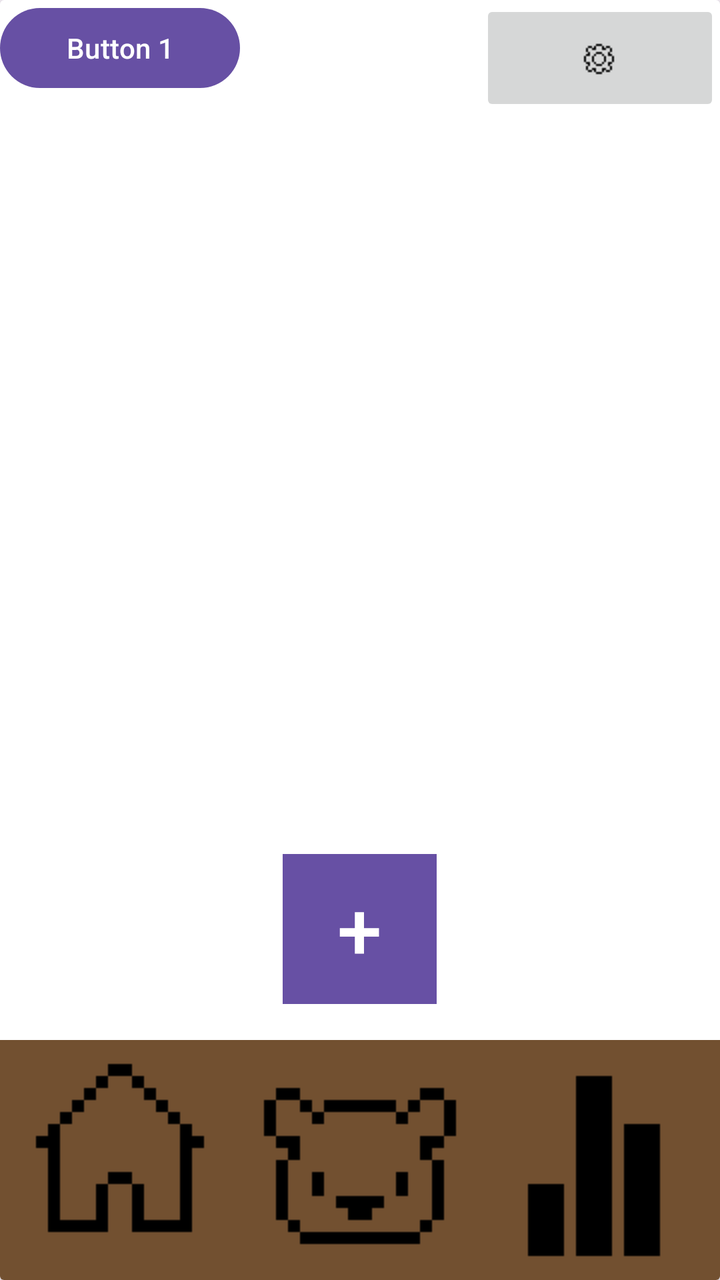
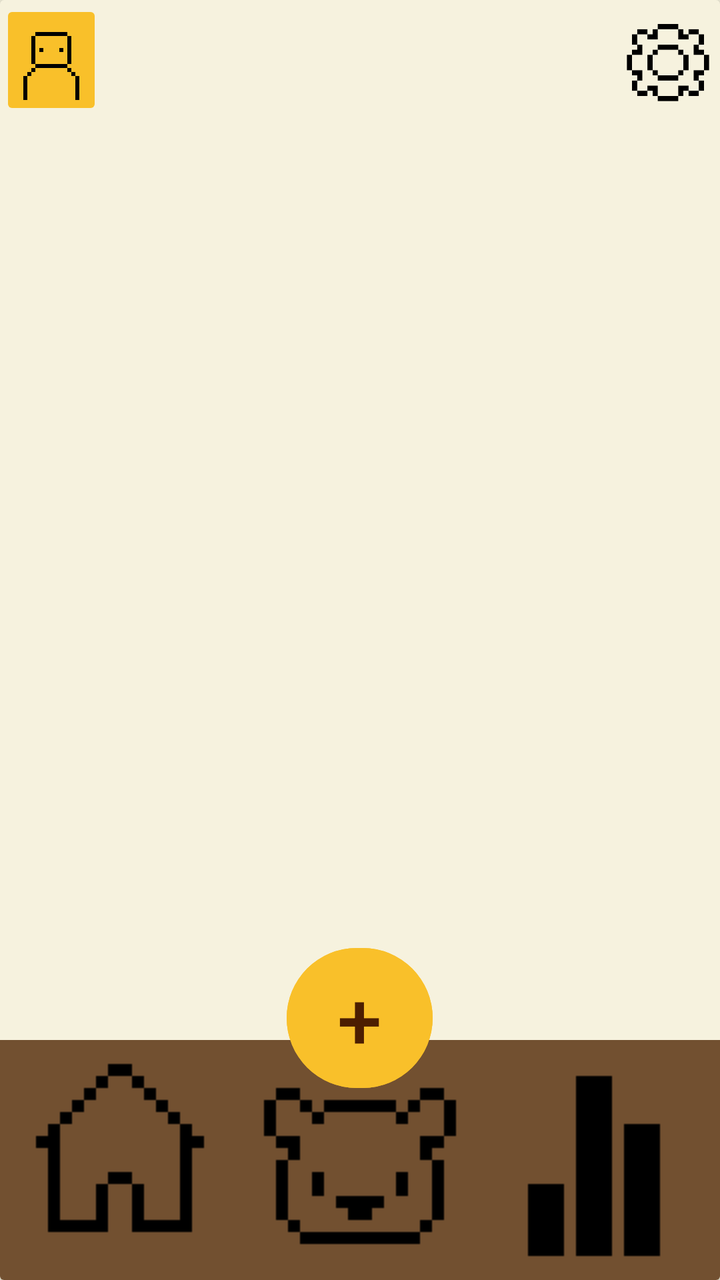

The first picture is an Android layout as it rendered before a commit; the second is the same layout after the commit. The layout source and the unified diff follow.
<!-- AndroidManifest.xml: application theme Theme.BeeBudgetingLimited -->
<!-- res/layout/activity_analytics.xml -->
<?xml version="1.0" encoding="utf-8"?>
<androidx.drawerlayout.widget.DrawerLayout xmlns:android="http://schemas.android.com/apk/res/android"
    xmlns:app="http://schemas.android.com/apk/res-auto"
    xmlns:tools="http://schemas.android.com/tools"
    android:id="@+id/main"
    android:layout_width="match_parent"
    android:layout_height="match_parent"
    tools:context=".Analytics">
    <androidx.cardview.widget.CardView
        android:layout_width="match_parent"
        android:layout_height="wrap_content">

        <LinearLayout
            android:layout_width="match_parent"
            android:layout_height="match_parent"
            android:orientation="vertical">

            
            <androidx.cardview.widget.CardView
                android:layout_width="match_parent"
                android:layout_height="wrap_content" />

            
            <LinearLayout
                android:layout_width="match_parent"
                android:layout_height="58dp"
                android:orientation="horizontal">

                <Button
                    android:id="@+id/ProfileBtn"
                    android:layout_width="0dp"
                    android:layout_height="wrap_content"
                    android:layout_weight="1"
                    android:text="Button 1" />

                <ImageView
                    android:id="@+id/imageView3"
                    android:layout_width="0dp"
                    android:layout_height="wrap_content"
                    android:layout_weight="1"
                    android:alpha="0"
                    app:srcCompat="@drawable/house" />

                <ImageButton
                    android:id="@+id/Settingsbtn"
                    android:layout_width="0dp"
                    android:layout_height="match_parent"
                    android:layout_weight="1"
                    app:srcCompat="@drawable/cogicon" />

            </LinearLayout>

        </LinearLayout>

        <LinearLayout
            android:layout_width="match_parent"
            android:layout_height="213dp"
            android:layout_gravity="bottom"
            android:layout_weight="1"
            android:gravity="bottom"
            android:orientation="vertical">

            <Button
                android:id="@+id/Addbtn"
                android:layout_width="77dp"
                android:layout_height="76dp"
                android:layout_gravity="center"
                android:text="+"
                android:textColorLink="#f2c560"
                android:textSize="40dp"
                app:iconSize="50dp"
                android:background="#f2c560"/>

            <LinearLayout
                android:layout_width="match_parent"
                android:layout_height="138dp"
                android:layout_gravity="bottom"
                android:gravity="bottom"
                android:orientation="horizontal">

                <ImageButton
                    android:id="@+id/Homebtn"
                    android:layout_width="wrap_content"
                    android:layout_height="wrap_content"
                    android:layout_weight="1"
                    app:srcCompat="@drawable/houseicon"
                    android:background="#725030"/>

                <ImageButton
                    android:id="@+id/Barrybtn"
                    android:layout_width="wrap_content"
                    android:layout_height="wrap_content"
                    android:layout_weight="1"
                    app:srcCompat="@drawable/bearicon"
                    android:background="#725030"/>

                <ImageButton
                    android:id="@+id/Analyticsbtn"
                    android:layout_width="wrap_content"
                    android:layout_height="wrap_content"
                    android:layout_weight="1"
                    app:srcCompat="@drawable/analyticsicon"
                    android:background="#725030"/>

            </LinearLayout>
        </LinearLayout>

    </androidx.cardview.widget.CardView>
</androidx.drawerlayout.widget.DrawerLayout>
<!-- resources referenced by this layout -->
<resources>
  <!-- drawable analyticsicon: png bitmap (drawable, 346 bytes) -->
  <!-- drawable bearicon: png bitmap (drawable, 423 bytes) -->
  <!-- drawable cogicon: png bitmap (drawable, 168 bytes) -->
  <!-- drawable house: png bitmap (drawable, 413934 bytes) -->
  <!-- drawable houseicon: png bitmap (drawable, 405 bytes) -->
  <style name="Theme.BeeBudgetingLimited" parent="Base.Theme.BeeBudgetingLimited" />
  <style name="Base.Theme.BeeBudgetingLimited" parent="Theme.Material3.DayNight.NoActionBar">
          
          
      </style>
</resources>

<!-- the commit's change to res/layout/activity_analytics.xml (unified diff, before → after) -->
@@ -5,10 +5,13 @@
     android:id="@+id/main"
     android:layout_width="match_parent"
     android:layout_height="match_parent"
-    tools:context=".Analytics">
+    tools:context=".Analytics"
+    android:background="@color/Cream">
+
     <androidx.cardview.widget.CardView
         android:layout_width="match_parent"
-        android:layout_height="wrap_content">
+        android:layout_height="wrap_content"
+        app:cardBackgroundColor="@color/Cream">
 
         <LinearLayout
             android:layout_width="match_parent"
@@ -23,15 +26,17 @@
             
             <LinearLayout
                 android:layout_width="match_parent"
-                android:layout_height="58dp"
+                android:layout_height="60dp"
                 android:orientation="horizontal">
 
-                <Button
+                <ImageButton
                     android:id="@+id/ProfileBtn"
+                    app:srcCompat="@drawable/profileicon"
                     android:layout_width="0dp"
                     android:layout_height="wrap_content"
-                    android:layout_weight="1"
-                    android:text="Button 1" />
+                    android:layout_weight="0.2"
+                    android:backgroundTint="@color/Bright_yellow"
+                    android:scaleType="centerCrop" />
 
                 <ImageView
                     android:id="@+id/imageView3"
@@ -39,42 +44,30 @@
                     android:layout_height="wrap_content"
                     android:layout_weight="1"
                     android:alpha="0"
-                    app:srcCompat="@drawable/house" />
+                    app:srcCompat="@drawable/house" /> />
 
                 <ImageButton
                     android:id="@+id/Settingsbtn"
+                    android:scaleType="fitCenter"
                     android:layout_width="0dp"
                     android:layout_height="match_parent"
-                    android:layout_weight="1"
-                    app:srcCompat="@drawable/cogicon" />
+                    android:layout_weight="0.2"
+                    android:background="@android:color/transparent"
+                    app:srcCompat="@drawable/cogicon" /> />
 
             </LinearLayout>
 
         </LinearLayout>
 
-        <LinearLayout
+        <RelativeLayout
+            android:id="@+id/bottomBar"
             android:layout_width="match_parent"
-            android:layout_height="213dp"
-            android:layout_gravity="bottom"
-            android:layout_weight="1"
-            android:gravity="bottom"
-            android:orientation="vertical">
-
-            <Button
-                android:id="@+id/Addbtn"
-                android:layout_width="77dp"
-                android:layout_height="76dp"
-                android:layout_gravity="center"
-                android:text="+"
-                android:textColorLink="#f2c560"
-                android:textSize="40dp"
-                app:iconSize="50dp"
-                android:background="#f2c560"/>
+            android:layout_height="170dp"
+            android:layout_gravity="bottom">
 
             <LinearLayout
                 android:layout_width="match_parent"
-                android:layout_height="138dp"
-                android:layout_gravity="bottom"
+                android:layout_height="match_parent"
                 android:gravity="bottom"
                 android:orientation="horizontal">
 
@@ -83,27 +76,42 @@
                     android:layout_width="wrap_content"
                     android:layout_height="wrap_content"
                     android:layout_weight="1"
-                    app:srcCompat="@drawable/houseicon"
-                    android:background="#725030"/>
+                    android:background="#725030"
+                    app:srcCompat="@drawable/houseicon" />
 
                 <ImageButton
                     android:id="@+id/Barrybtn"
                     android:layout_width="wrap_content"
                     android:layout_height="wrap_content"
                     android:layout_weight="1"
-                    app:srcCompat="@drawable/bearicon"
-                    android:background="#725030"/>
+                    android:background="#725030"
+                    app:srcCompat="@drawable/bearicon" />
 
                 <ImageButton
                     android:id="@+id/Analyticsbtn"
                     android:layout_width="wrap_content"
                     android:layout_height="wrap_content"
                     android:layout_weight="1"
-                    app:srcCompat="@drawable/analyticsicon"
-                    android:background="#725030"/>
+                    android:background="#725030"
+                    app:srcCompat="@drawable/analyticsicon" />
 
             </LinearLayout>
-        </LinearLayout>
+
+            <Button
+                android:id="@+id/Addbtn"
+                android:layout_width="73dp"
+                android:layout_height="78dp"
+                android:layout_centerHorizontal="true"
+                android:layout_marginTop="0dp"
+
+                android:backgroundTint="@color/Bright_yellow"
+                android:text="+"
+                android:textColor="@color/Dark_brown"
+                android:textColorLink="#f2c560"
+                android:textSize="40dp" />
+
+        </RelativeLayout>
 
     </androidx.cardview.widget.CardView>
+
 </androidx.drawerlayout.widget.DrawerLayout>
<!-- resource entries referenced after the edit -->
@@ -1,10 +1,14 @@
 <!-- resources referenced by this layout -->
 <resources>
+  <color name="Bright_yellow">#f9c02a</color>
+  <color name="Cream">#f6f2de</color>
+  <color name="Dark_brown">#4c1e01</color>
   <!-- drawable analyticsicon: png bitmap (drawable, 346 bytes) -->
   <!-- drawable bearicon: png bitmap (drawable, 423 bytes) -->
-  <!-- drawable cogicon: png bitmap (drawable, 168 bytes) -->
+  <!-- drawable cogicon: png bitmap (drawable, 702 bytes) -->
   <!-- drawable house: png bitmap (drawable, 413934 bytes) -->
   <!-- drawable houseicon: png bitmap (drawable, 405 bytes) -->
+  <!-- drawable profileicon: png bitmap (drawable, 471 bytes) -->
   <style name="Theme.BeeBudgetingLimited" parent="Base.Theme.BeeBudgetingLimited" />
   <style name="Base.Theme.BeeBudgetingLimited" parent="Theme.Material3.DayNight.NoActionBar">
           
